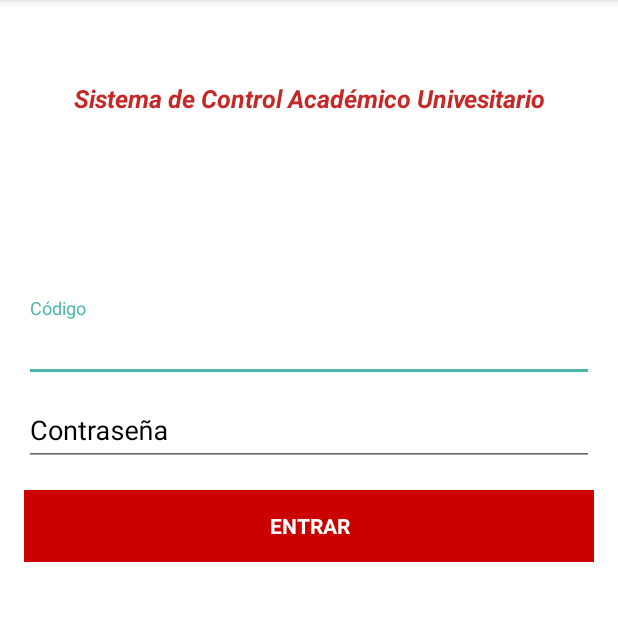
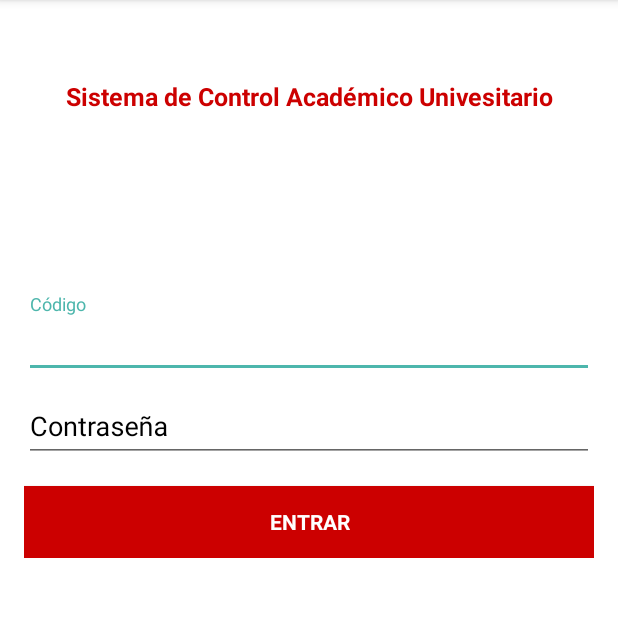
Before and after one commit to Cstephen13/Notas, an Android app: the screen it shows after launch (LoginActivity), on a phone screen of 412 x 824 dp, the part 84-705 px from its top. Run offline under Robolectric (Android 15) with nearby library versions, the phone set to English and light mode, and no system bars; our stand-ins replace Volley.

Commit message:
aplicacion en terminada

```diff
--- a/app/src/main/AndroidManifest.xml
+++ b/app/src/main/AndroidManifest.xml
@@ -7,6 +7,7 @@
     <uses-permission android:name="android.permission.READ_PROFILE" />
     <uses-permission android:name="android.permission.READ_CONTACTS" />
     <uses-permission android:name="android.permission.INTERNET" />
+    <uses-permission android:name="android.permission.ACCESS_NETWORK_STATE"/>
 
     <application
         android:name=".MyApplication"
--- a/app/src/main/java/com/example/carlos/notas/Conexion.java
+++ b/app/src/main/java/com/example/carlos/notas/Conexion.java
@@ -1,4 +1,8 @@
 package com.example.carlos.notas;
+
+import android.content.Context;
+import android.net.ConnectivityManager;
+import android.net.NetworkInfo;
 
 /**
  * Created by Carlos on 29/12/2016.
@@ -9,6 +13,27 @@ public class Conexion {
     public static String URL = "http://192.168.0.107:8000/Sistema-Gestion-de-Notas/public/android/";
     public static String INICIAR_SESION = URL + "iniciarSesion";
     public static String URL_LISTAR_NOTAS = URL + "notas";
+    public static String URL_LISTAR_ITEMS= URL + "notasAsignatura";
+
+
+    public static boolean compruebaConexion(Context context) {
+
+        boolean connected = false;
+
+        ConnectivityManager connec = (ConnectivityManager) context.getSystemService(Context.CONNECTIVITY_SERVICE);
+
+        // Recupera todas las redes (tanto móviles como wifi)
+        NetworkInfo[] redes = connec.getAllNetworkInfo();
+
+        for (int i = 0; i < redes.length; i++) {
+            // Si alguna red tiene conexión, se devuelve true
+            if (redes[i].getState() == NetworkInfo.State.CONNECTED) {
+                connected = true;
+            }
+        }
+        return connected;
+    }
+
 
 
 
--- a/app/src/main/java/com/example/carlos/notas/LoginActivity.java
+++ b/app/src/main/java/com/example/carlos/notas/LoginActivity.java
@@ -3,6 +3,7 @@ package com.example.carlos.notas;
 import android.animation.Animator;
 import android.animation.AnimatorListenerAdapter;
 import android.annotation.TargetApi;
+import android.content.Context;
 import android.content.Intent;
 import android.content.pm.PackageManager;
 import android.support.annotation.NonNull;
@@ -69,15 +70,21 @@ public class LoginActivity extends AppCompatActivity {
     private View mProgressView;
     private View mLoginFormView;
     private Estudiante e;
+    private Context context;
 
 
     @Override
     protected void onCreate(Bundle savedInstanceState) {
         super.onCreate(savedInstanceState);
+        context=this;
         setContentView(R.layout.activity_login);
-
         mcodigo = (EditText) findViewById(R.id.codigo);
         mPasswordView = (EditText) findViewById(R.id.password);
+        Button mEmailSignInButton = (Button) findViewById(R.id.email_sign_in_button);
+
+        if(!Conexion.compruebaConexion(this)){
+            Toast.makeText(getApplicationContext(),"al parecer no tienes conexion a internet",Toast.LENGTH_SHORT).show();
+        }
 
             mPasswordView.setOnEditorActionListener(new TextView.OnEditorActionListener() {
                 @Override
@@ -91,7 +98,6 @@ public class LoginActivity extends AppCompatActivity {
             });
 
 
-        Button mEmailSignInButton = (Button) findViewById(R.id.email_sign_in_button);
             mEmailSignInButton.setOnClickListener(new OnClickListener() {
                 @Override
                 public void onClick(View view) {
@@ -101,6 +107,8 @@ public class LoginActivity extends AppCompatActivity {
 
             mLoginFormView = findViewById(R.id.login_form);
             mProgressView = findViewById(R.id.login_progress);
+
+
     }
     /**
      * Attempts to sign in or register the account specified by the login form.
@@ -148,9 +156,14 @@ public class LoginActivity extends AppCompatActivity {
         } else {
             // Show a progress spinner, and kick off a background task to
             // perform the user login attempt.
+            if(!Conexion.compruebaConexion(context)){
+                Toast.makeText(getApplicationContext(),"al parecer no tienes conexion a internet",Toast.LENGTH_SHORT).show();
+            }else{
                 showProgress(true);
                 mAuthTask = new UserLoginTask(codigoEs, password);
                 mAuthTask.execute((Void) null);
+            }
+
         }
     }
 
@@ -243,7 +256,7 @@ public class LoginActivity extends AppCompatActivity {
                             Sesion.setEstudiante(e);
                             Intent intent = new Intent(getApplicationContext(),Principal.class);
                             startActivity(intent);
-                            Toast.makeText(getApplicationContext(),"iniciaste sesion papu",Toast.LENGTH_SHORT).show();
+                            Toast.makeText(getApplicationContext(),"iniciaste sesión ",Toast.LENGTH_SHORT).show();
 
                         } catch (JSONException e1) {
                             e1.printStackTrace();
--- a/app/src/main/res/layout/activity_login.xml
+++ b/app/src/main/res/layout/activity_login.xml
@@ -15,45 +15,33 @@
 
     >
 
-
-
-
-
-
     <!-- Login progress -->
-
-
-    <LinearLayout
-        android:orientation="vertical"
-        android:layout_width="wrap_content"
-        android:layout_height="26dp"
-        android:layout_weight="0.20"
-        android:weightSum="1">
 
     <TextView
         android:text="@string/sistema_de_control_acad_mico_univesitario"
-            android:layout_width="336dp"
+        android:layout_width="match_parent"
         android:layout_height="wrap_content"
         android:textSize="16.5sp"
         android:gravity="center"
         android:id="@+id/txtSistema"
-            android:textColor="#c62828"
-            android:textStyle="bold|italic"
-            android:layout_weight="1"
-            tools:ignore="InefficientWeight,NestedWeights" />
-    </LinearLayout>
+        android:textColor="@android:color/holo_red_dark"
+        android:textStyle="bold"
+        tools:ignore="InefficientWeight,NestedWeights"
+        android:layout_weight="0.20" />
 
     <ScrollView
         android:id="@+id/login_form"
         android:layout_width="match_parent"
-        android:layout_height="343dp">
+        android:layout_height="343dp"
+        android:elevation="10dp">
 
         <LinearLayout
             android:id="@+id/email_login_form"
             android:layout_width="match_parent"
             android:layout_height="wrap_content"
             android:orientation="vertical"
-            android:layout_gravity="center">
+            android:layout_gravity="center"
+            android:elevation="10dp">
 
 
             <android.support.design.widget.TextInputLayout
@@ -105,6 +93,7 @@
                 />
 
         </LinearLayout>
+
     </ScrollView>
 
     <ProgressBar
--- a/app/src/main/res/layout/custom_list.xml
+++ b/app/src/main/res/layout/custom_list.xml
@@ -11,9 +11,7 @@
         android:layout_height="wrap_content"
         android:id="@+id/nombreItem"
         android:textSize="18sp"
-        android:textStyle="bold"
-        android:textColor="#000000"
-
+        android:textColor="#5e5e5e"
         tools:ignore="HardcodedText" />
 
     <TextView
@@ -22,7 +20,7 @@
         android:layout_height="wrap_content"
         android:id="@+id/detalleItem"
         android:textSize="14sp"
-        android:textColor="#9b9b9b"
+        android:textColor="#919191"
         tools:ignore="HardcodedText" />
 
 </LinearLayout>
--- a/app/src/main/res/values/colors.xml
+++ b/app/src/main/res/values/colors.xml
@@ -3,4 +3,6 @@
     <color name="colorPrimary">#3F51B5</color>
     <color name="colorPrimaryDark">#303f9f</color>
     <color name="colorAccent">#4db6ac</color>
+    <color name="light_blueDarken_1">#039be5</color>
+    <color name="greyDarken_1">#7f7f80</color>
 </resources>
```
Also changed, not shown: app/src/main/java/com/example/carlos/notas/Asignatura.java (deleted, +0 -34 lines), app/src/main/java/com/example/carlos/notas/Item.java (+9 -0 lines), app/src/main/java/com/example/carlos/notas/MiAdaptador.java (+8 -3 lines), app/src/main/java/com/example/carlos/notas/Notas.java (+123 -10 lines), app/src/main/java/com/example/carlos/notas/Principal.java (+10 -10 lines), app/src/main/res/layout/activity_notas.xml (+56 -7 lines), app/src/main/res/layout/activity_principal.xml (+58 -40 lines). Lines whose indentation alone changed are shown as unchanged.
